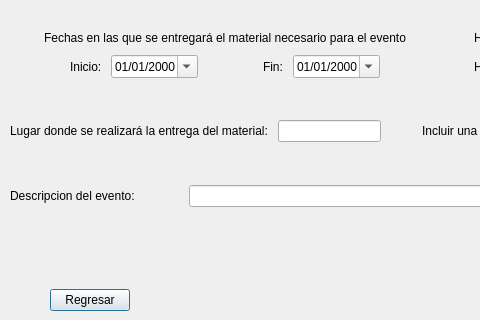
This is project/regeventwindow.ui in EduuardoPerez/Championship as Qt 5 draws it before an edit; both pictures show x 0 to 480 and y 180 to 500 of the 800 by 500 pixel window. The edited form follows.
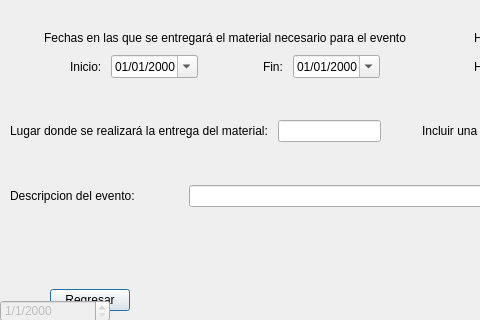
This is the edited form. Icons and pictures are not drawn.

```diff
--- a/project/regeventwindow.ui
+++ b/project/regeventwindow.ui
@@ -1113,6 +1113,22 @@
     </item>
    </layout>
   </widget>
+  <widget class="QDateEdit" name="deCurrDate">
+   <property name="enabled">
+    <bool>false</bool>
+   </property>
+   <property name="geometry">
+    <rect>
+     <x>0</x>
+     <y>480</y>
+     <width>110</width>
+     <height>22</height>
+    </rect>
+   </property>
+   <property name="displayFormat">
+    <string>d/M/yyyy</string>
+   </property>
+  </widget>
  </widget>
  <resources>
   <include location="img/logo.qrc"/>
```
